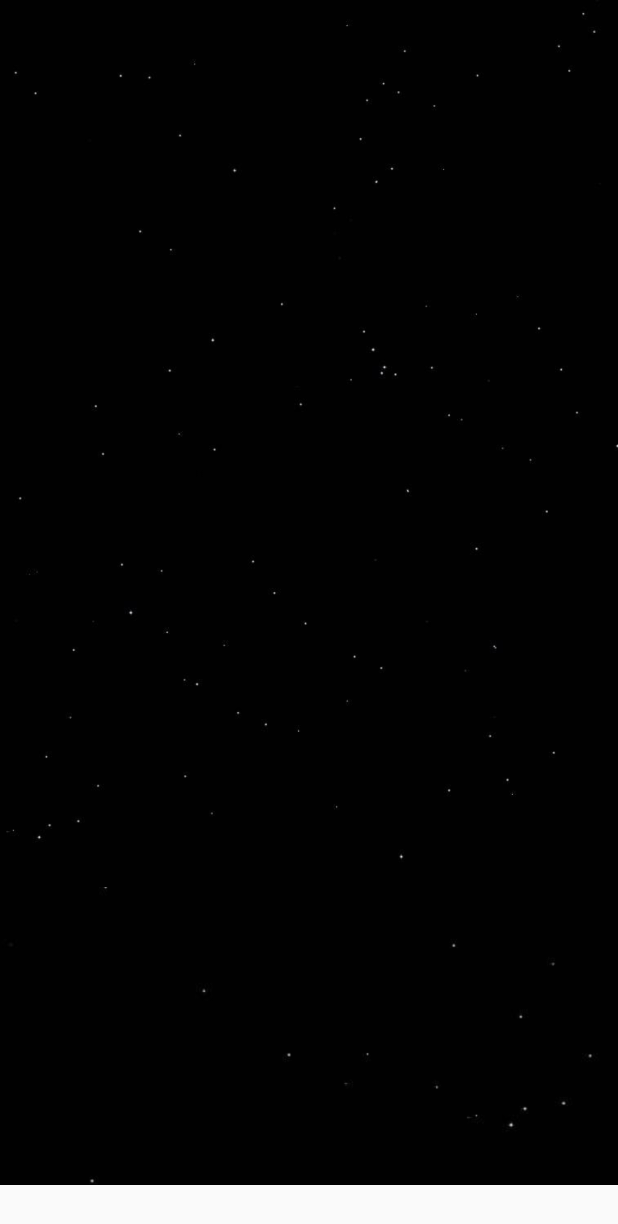
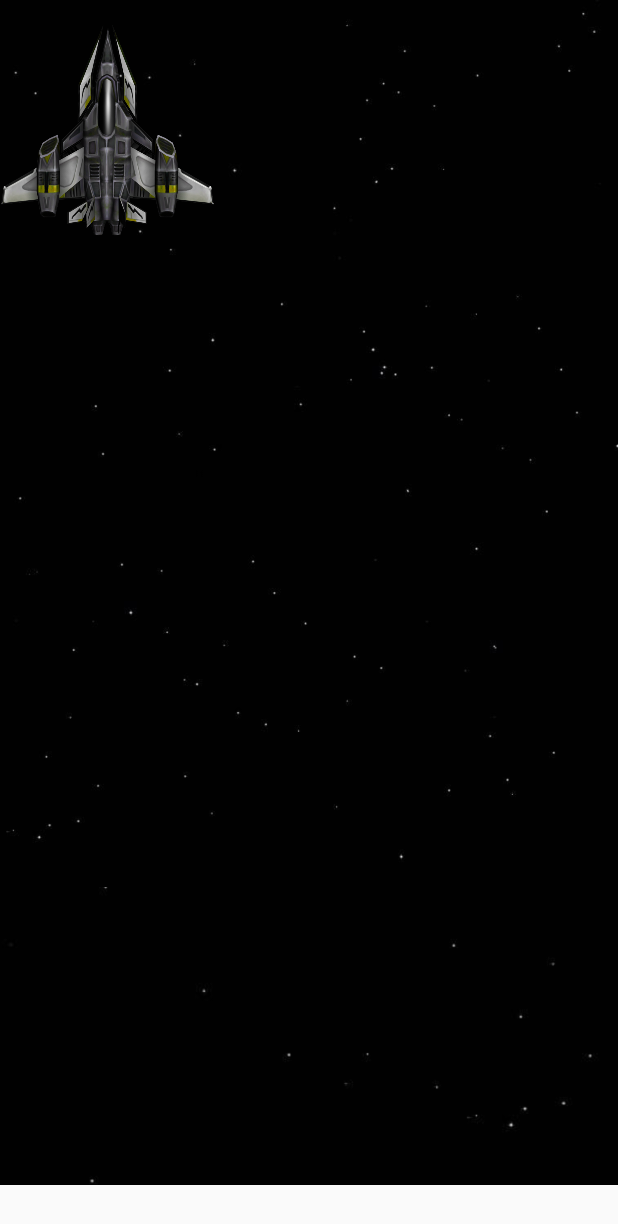
Before and after one commit to thenamesdyl/blastar, an Android app: the layout play_main.xml on its own in the app's theme, with its tools: preview values and no code run, on a phone screen of 412 x 824 dp. Shown: the top 1224 px of the screen. Run offline under Robolectric (Android 15) with nearby library versions, the phone set to English and light mode, and no system bars.

Commit message:
Added moving star background for Play screen

```diff
--- a/app/src/main/res/drawable/gradient.xml
+++ b/app/src/main/res/drawable/gradient.xml
@@ -3,7 +3,7 @@
 android:shape="rectangle">
     <!--  Gradient Bg for listrow -->
    <gradient
-      android:startColor="#ffc266"
-      android:endColor="#804d00"
+      android:startColor="#f0d266"
+      android:endColor="#f0d264"
       android:angle="270" />
 </shape>
--- a/app/src/main/res/layout/play_main.xml
+++ b/app/src/main/res/layout/play_main.xml
@@ -14,37 +14,46 @@
         android:id="@+id/frameLayout"
         android:layout_width="426dp"
         android:layout_height="790dp"
-        tools:layout_editor_absoluteX="-1dp"
+        tools:layout_editor_absoluteX="0dp"
         tools:layout_editor_absoluteY="-9dp">
 
 
+
         <ImageView
-            android:id="@+id/BackgroundImage"
+            android:id="@+id/BackgroundImagePlay"
             android:layout_width="1184dp"
             android:layout_height="match_parent"
             android:background="@drawable/sidescrollingstars"
             android:scaleType="centerCrop"
             app:srcCompat="@drawable/sidescrollingstars" />
 
+
         <ImageView
-            android:id="@+id/centerImage"
+            android:id="@+id/centerImagePlay"
             android:layout_width="424dp"
             android:layout_height="591dp"
-            android:background="@drawable/verticalstars"
+            android:background="@drawable/sidescrollingstars"
             android:hardwareAccelerated="true"
             android:scaleType="centerCrop"
             app:srcCompat="@drawable/sidescrollingstars" />
 
         <ImageView
-            android:id="@+id/centerImageAnimationHelper"
+            android:id="@+id/centerImageAnimationHelperPlay"
             android:layout_width="wrap_content"
             android:layout_height="588dp"
-            android:background="@drawable/verticalstars"
+            android:background="@drawable/sidescrollingstars"
             android:hardwareAccelerated="true"
             android:scaleType="centerCrop"
             app:srcCompat="@drawable/sidescrollingstars" />
+    </FrameLayout>
 
-    </FrameLayout>
+    <ImageView
+        android:id="@+id/shipTopView"
+        android:layout_width="143dp"
+        android:layout_height="174dp"
+        app:srcCompat="@drawable/spaceshiptopview"
+        tools:layout_editor_absoluteX="121dp"
+        tools:layout_editor_absoluteY="355dp" />
 
 
 </android.support.constraint.ConstraintLayout>
```
Also changed, not shown: app/src/main/java/me/dylanburton/blastarreborn/MainActivity.java (+28 -3 lines).
